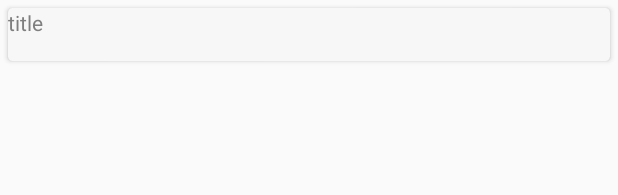
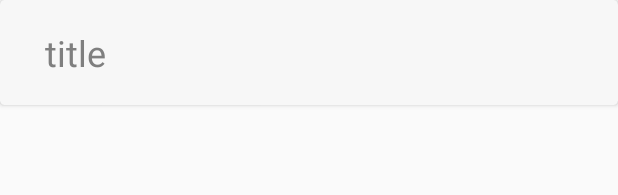
Before and after one commit to romanitalian/MoneyTracker, an Android app: the layout list_item_categories.xml on its own in the app's theme, with its tools: preview values and no code run, on a phone screen of 412 x 824 dp. Shown: the top 195 px of the screen. Run offline under Robolectric (Android 15) with nearby library versions, the phone set to English and light mode, and no system bars.

```diff
--- a/app/src/main/res/layout/list_item_categories.xml
+++ b/app/src/main/res/layout/list_item_categories.xml
@@ -5,13 +5,14 @@
     xmlns:card_view="http://schemas.android.com/apk/res-auto">
 
     <android.support.v7.widget.CardView
-        android:layout_width="match_parent"
-        style="@style/cardViewCategories"
+        style="@style/cardViewCategory"
         card_view:cardBackgroundColor="@color/background"
         card_view:cardCornerRadius="@dimen/corner_radius_card_view">
 
         <RelativeLayout
             android:layout_width="match_parent"
+            android:layout_gravity="center"
+            android:gravity="center_vertical"
             android:layout_height="match_parent">
 
             <LinearLayout
@@ -24,7 +25,9 @@
                     android:id="@+id/category_title"
                     android:layout_width="match_parent"
                     android:layout_height="wrap_content"
-                    android:text="@string/title"/>
+                    android:text="@string/title"
+                    android:textSize="@dimen/text_size_large"
+                    android:paddingLeft="@dimen/padding_plus_medium"/>
             </LinearLayout>
         </RelativeLayout>
 
--- a/app/src/main/res/layout/list_item_transactions.xml
+++ b/app/src/main/res/layout/list_item_transactions.xml
@@ -6,7 +6,6 @@
 
     <android.support.v7.widget.CardView
         android:id="@+id/cardview_id"
-        android:layout_width="match_parent"
         style="@style/cardView"
         card_view:cardBackgroundColor="@color/background"
         card_view:cardCornerRadius="@dimen/corner_radius_card_view">
--- a/app/src/main/res/values/dimens.xml
+++ b/app/src/main/res/values/dimens.xml
@@ -14,7 +14,7 @@
     <dimen name="margin_bottom_card_view">7dp</dimen>
     <dimen name="corner_radius_card_view">3dp</dimen>
     <dimen name="height_card_view">70dp</dimen>
-    <dimen name="margin_card_view">5dp</dimen>
+    <dimen name="margin_card_view">0dp</dimen>
     <dimen name="height_card_view_categories">35dp</dimen>
 
     <dimen name="padding_large">70dp</dimen>
@@ -22,6 +22,7 @@
     <dimen name="padding_plus_medium">30dp</dimen>
     <dimen name="padding_small">10dp</dimen>
     <dimen name="text_size_big">18dp</dimen>
+    <dimen name="text_size_large">24sp</dimen>
     <dimen name="text_size_medium">16sp</dimen>
     <dimen name="button_margin">16dp</dimen>
     <dimen name="height_card">60dp</dimen>
--- a/app/src/main/res/values/styles.xml
+++ b/app/src/main/res/values/styles.xml
@@ -111,13 +111,14 @@
 
     <style name="cardView">
         <item name="android:layout_height">@dimen/height_card_view</item>
+        <item name="android:layout_width">match_parent</item>
         <item name="android:layout_margin">@dimen/margin_card_view</item>
         <item name="android:layout_marginBottom">@dimen/margin_bottom_card_view</item>
     </style>
 
-    <style name="cardViewCategories">
-        <item name="android:layout_height">@dimen/height_card_view_categories</item>
-        <item name="android:layout_margin">@dimen/margin_card_view</item>
+    <style name="cardViewCategory" parent="cardView">
+        <item name="android:textSize">@dimen/text_size_big</item>
+        <item name="android:layout_centerHorizontal">true</item>
     </style>
 
     <style name="TextMain">
```
Also changed, not shown: app/src/main/java/net/romanitalian/moneytrackerapp/activities/AddTransactionActivity.java (+13 -0 lines), app/src/main/java/net/romanitalian/moneytrackerapp/utils/Udate.java (+8 -2 lines). Lines whose indentation alone changed are shown as unchanged.
